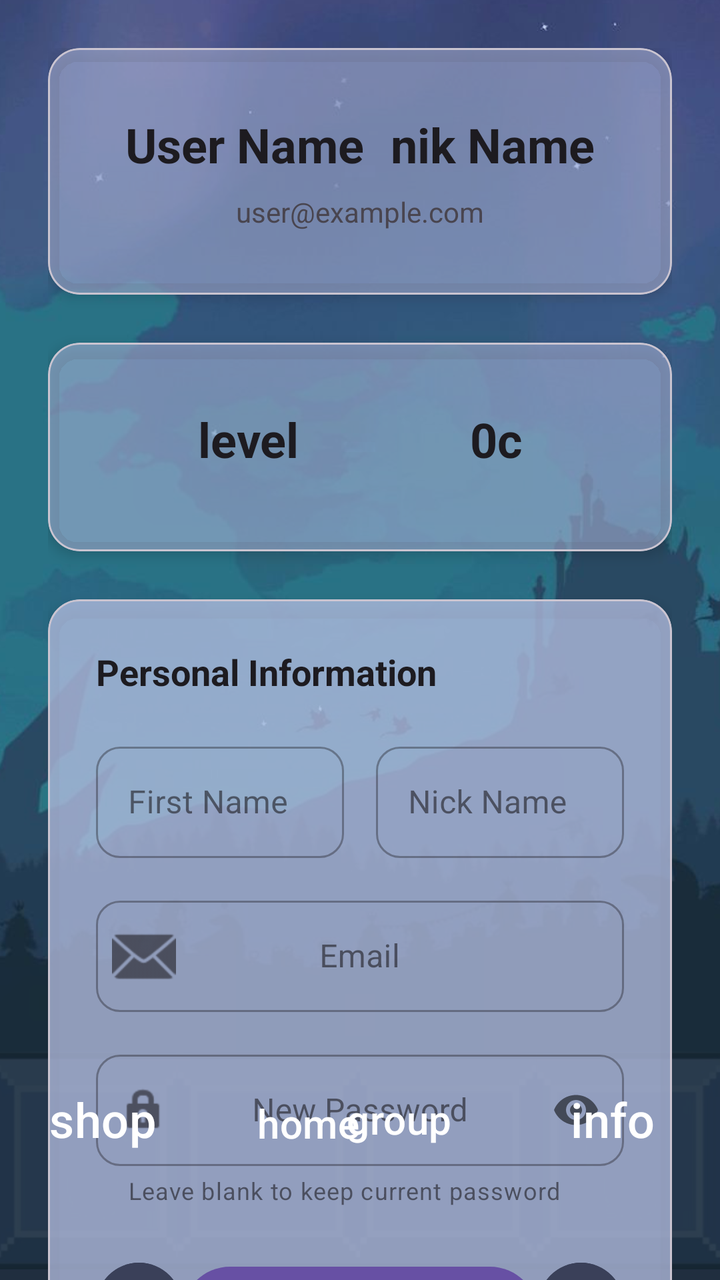
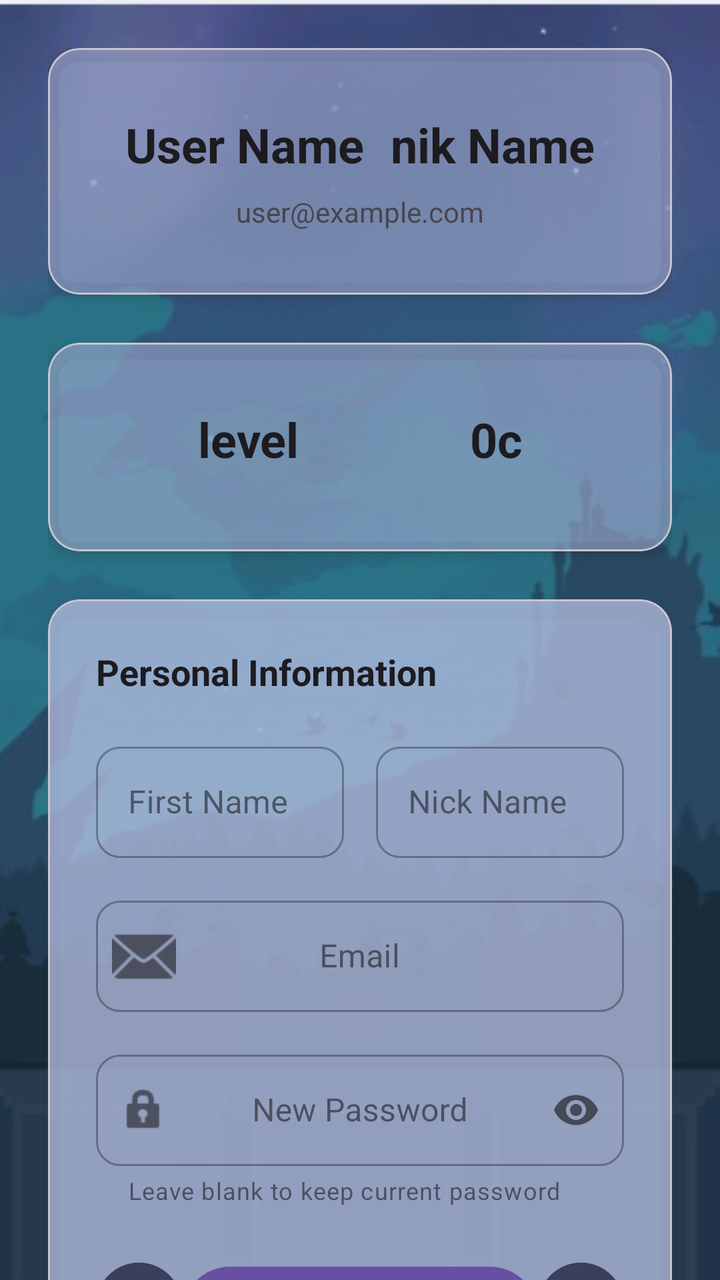

Screens rendered from an Android XML layout before and after an edit, with the pre-edit source and the edit as a unified diff.
<!-- AndroidManifest.xml: application theme Theme.GamesPlatform -->
<!-- res/layout/player_profile.xml -->
<?xml version="1.0" encoding="utf-8"?>
<androidx.constraintlayout.widget.ConstraintLayout xmlns:android="http://schemas.android.com/apk/res/android"
    xmlns:app="http://schemas.android.com/apk/res-auto"
    xmlns:tools="http://schemas.android.com/tools"
    android:id="@+id/player_profile"
    android:layout_width="match_parent"
    android:layout_height="match_parent"
    android:background="@drawable/background1_1"
    tools:context=".screens.PlayerInfoActivity">

    <androidx.core.widget.NestedScrollView
        android:layout_width="match_parent"
        android:layout_height="match_parent"
        app:layout_behavior="@string/appbar_scrolling_view_behavior"
        tools:layout_editor_absoluteX="0dp"
        tools:layout_editor_absoluteY="0dp">

        <LinearLayout
            android:layout_width="match_parent"
            android:layout_height="wrap_content"
            android:orientation="vertical"
            android:padding="24dp">


            <com.google.android.material.card.MaterialCardView
                android:layout_width="match_parent"
                android:layout_height="match_parent"
                android:layout_marginBottom="24dp"
                app:cardBackgroundColor="#8FABB4D9"
                app:cardCornerRadius="16dp"
                app:cardElevation="4dp">

                <LinearLayout
                    android:layout_width="match_parent"
                    android:layout_height="wrap_content"
                    android:gravity="center"
                    android:orientation="vertical"
                    android:padding="32dp">

                    <LinearLayout
                        android:layout_width="match_parent"
                        android:layout_height="match_parent"
                        android:orientation="horizontal">

                        <TextView
                            android:id="@+id/tv_user_display_username"
                            android:layout_width="wrap_content"
                            android:layout_height="wrap_content"
                            android:layout_marginBottom="8dp"
                            android:layout_weight="50"
                            android:gravity="center"
                            android:text="User Name"
                            android:textColor="?attr/colorOnBackground"
                            android:textSize="24sp"
                            android:textStyle="bold" />

                        <TextView
                            android:id="@+id/tv_user_display_nikname"
                            android:layout_width="wrap_content"
                            android:layout_height="wrap_content"
                            android:layout_marginBottom="8dp"
                            android:layout_weight="50"
                            android:gravity="center"
                            android:text="nik Name"
                            android:textColor="?attr/colorOnBackground"
                            android:textSize="24sp"
                            android:textStyle="bold" />
                    </LinearLayout>

                    <TextView
                        android:id="@+id/tv_user_display_email"
                        android:layout_width="wrap_content"
                        android:layout_height="wrap_content"
                        android:text="user@example.com"
                        android:textColor="?attr/colorOnSurfaceVariant"
                        android:textSize="14sp" />

                    <com.google.android.material.card.MaterialCardView
                        android:id="@+id/admin_badge"
                        android:layout_width="wrap_content"
                        android:layout_height="wrap_content"
                        android:layout_marginTop="12dp"
                        android:visibility="gone"
                        app:cardBackgroundColor="?attr/colorSecondary"
                        app:cardCornerRadius="16dp"
                        app:cardElevation="2dp">

                        <LinearLayout
                            android:layout_width="wrap_content"
                            android:layout_height="wrap_content"
                            android:gravity="center_vertical"
                            android:orientation="horizontal"
                            android:paddingHorizontal="12dp"
                            android:paddingVertical="6dp">

                            <TextView
                                android:layout_width="wrap_content"
                                android:layout_height="wrap_content"
                                android:layout_marginEnd="6dp"
                                android:text="⚙️"
                                android:textSize="14sp" />

                            <TextView
                                android:layout_width="wrap_content"
                                android:layout_height="wrap_content"
                                android:text="Administrator"
                                android:textColor="?attr/colorOnSecondary"
                                android:textSize="12sp"
                                android:textStyle="bold" />

                        </LinearLayout>

                    </com.google.android.material.card.MaterialCardView>

                </LinearLayout>

            </com.google.android.material.card.MaterialCardView>

            <com.google.android.material.card.MaterialCardView
                android:layout_width="match_parent"
                android:layout_height="wrap_content"
                android:layout_marginBottom="24dp"
                app:cardBackgroundColor="#8FABB4D9"
                app:cardCornerRadius="16dp"
                app:cardElevation="4dp">

                <LinearLayout
                    android:layout_width="match_parent"
                    android:layout_height="wrap_content"
                    android:gravity="center"
                    android:orientation="vertical"
                    android:padding="32dp">

                    <LinearLayout
                        android:layout_width="match_parent"
                        android:layout_height="match_parent"
                        android:orientation="horizontal">

                        <TextView
                            android:id="@+id/tv_user_display_level"
                            android:layout_width="wrap_content"
                            android:layout_height="wrap_content"
                            android:layout_marginBottom="8dp"
                            android:layout_weight="50"
                            android:gravity="center"
                            android:text="level"
                            android:textColor="?attr/colorOnBackground"
                            android:textSize="24sp"
                            android:textStyle="bold" />

                        <TextView
                            android:id="@+id/tv_user_display_cash"
                            android:layout_width="wrap_content"
                            android:layout_height="wrap_content"
                            android:layout_marginBottom="8dp"
                            android:layout_weight="50"
                            android:gravity="center"
                            android:text="0c"
                            android:textColor="?attr/colorOnBackground"
                            android:textSize="24sp"
                            android:textStyle="bold" />
                    </LinearLayout>

                </LinearLayout>

            </com.google.android.material.card.MaterialCardView>

            <com.google.android.material.card.MaterialCardView
                android:layout_width="match_parent"
                android:layout_height="wrap_content"
                app:cardBackgroundColor="#C5B3BEE0"
                app:cardCornerRadius="16dp"
                app:cardElevation="4dp">

                <LinearLayout
                    android:layout_width="match_parent"
                    android:layout_height="wrap_content"
                    android:orientation="vertical"
                    android:padding="24dp">

                    <TextView
                        android:layout_width="wrap_content"
                        android:layout_height="wrap_content"
                        android:layout_marginBottom="20dp"
                        android:text="Personal Information"
                        android:textColor="?attr/colorOnBackground"
                        android:textSize="18sp"
                        android:textStyle="bold" />

                    <LinearLayout
                        android:layout_width="match_parent"
                        android:layout_height="wrap_content"
                        android:layout_marginBottom="16dp"
                        android:orientation="horizontal">

                        <com.google.android.material.textfield.TextInputLayout
                            style="@style/Widget.MaterialComponents.TextInputLayout.OutlinedBox"
                            android:layout_width="0dp"
                            android:layout_height="wrap_content"
                            android:layout_marginEnd="8dp"
                            android:layout_weight="1"
                            app:boxCornerRadiusBottomEnd="12dp"
                            app:boxCornerRadiusBottomStart="12dp"
                            app:boxCornerRadiusTopEnd="12dp"
                            app:boxCornerRadiusTopStart="12dp">

                            <com.google.android.material.textfield.TextInputEditText
                                android:id="@+id/et_user_first_name"
                                android:layout_width="match_parent"
                                android:layout_height="wrap_content"
                                android:hint="First Name"
                                android:inputType="textPersonName" />

                        </com.google.android.material.textfield.TextInputLayout>

                        <com.google.android.material.textfield.TextInputLayout
                            style="@style/Widget.MaterialComponents.TextInputLayout.OutlinedBox"
                            android:layout_width="0dp"
                            android:layout_height="wrap_content"
                            android:layout_marginStart="8dp"
                            android:layout_weight="1"
                            app:boxCornerRadiusBottomEnd="12dp"
                            app:boxCornerRadiusBottomStart="12dp"
                            app:boxCornerRadiusTopEnd="12dp"
                            app:boxCornerRadiusTopStart="12dp">

                            <com.google.android.material.textfield.TextInputEditText
                                android:id="@+id/et_user_nick_name"
                                android:layout_width="match_parent"
                                android:layout_height="wrap_content"
                                android:hint="Nick Name"
                                android:inputType="textPersonName" />

                        </com.google.android.material.textfield.TextInputLayout>

                    </LinearLayout>

                    <com.google.android.material.textfield.TextInputLayout
                        style="@style/Widget.MaterialComponents.TextInputLayout.OutlinedBox"
                        android:layout_width="match_parent"
                        android:layout_height="wrap_content"
                        android:layout_marginBottom="16dp"
                        app:boxCornerRadiusBottomEnd="12dp"
                        app:boxCornerRadiusBottomStart="12dp"
                        app:boxCornerRadiusTopEnd="12dp"
                        app:boxCornerRadiusTopStart="12dp"
                        app:startIconDrawable="@android:drawable/ic_dialog_email">

                        <com.google.android.material.textfield.TextInputEditText
                            android:id="@+id/et_user_email"
                            android:layout_width="match_parent"
                            android:layout_height="wrap_content"
                            android:layout_gravity="center"
                            android:gravity="center"
                            android:hint="Email"
                            android:inputType="textEmailAddress" />

                    </com.google.android.material.textfield.TextInputLayout>

                    <com.google.android.material.textfield.TextInputLayout
                        style="@style/Widget.MaterialComponents.TextInputLayout.OutlinedBox"
                        android:layout_width="match_parent"
                        android:layout_height="wrap_content"
                        android:layout_marginBottom="24dp"
                        app:boxCornerRadiusBottomEnd="12dp"
                        app:boxCornerRadiusBottomStart="12dp"
                        app:boxCornerRadiusTopEnd="12dp"
                        app:boxCornerRadiusTopStart="12dp"
                        app:helperText="Leave blank to keep current password"
                        app:passwordToggleEnabled="true"
                        app:startIconDrawable="@android:drawable/ic_lock_idle_lock">

                        <com.google.android.material.textfield.TextInputEditText
                            android:id="@+id/et_user_password"
                            android:layout_width="match_parent"
                            android:layout_height="wrap_content"
                            android:gravity="center"
                            android:hint="New Password"
                            android:inputType="textPassword" />

                    </com.google.android.material.textfield.TextInputLayout>

                    <LinearLayout
                        android:layout_width="match_parent"
                        android:layout_height="64dp"
                        android:orientation="horizontal">

                        <Button
                            android:id="@+id/btn_player_profile_to_admin_page"
                            android:layout_width="71dp"
                            android:layout_height="57dp"
                            android:layout_gravity="start"
                            android:layout_marginTop="32dp"
                            android:layout_marginBottom="56dp"
                            android:layout_weight="1"
                            android:backgroundTint="#3A4059"
                            android:text="players"
                            app:layout_constraintBottom_toTopOf="@+id/imageView3"
                            app:layout_constraintEnd_toEndOf="parent"
                            app:layout_constraintHorizontal_bias="0.035"
                            app:layout_constraintStart_toStartOf="parent"
                            app:layout_constraintTop_toTopOf="parent"
                            app:layout_constraintVertical_bias="0.0"
                            tools:visibility="gone" />

                        <com.google.android.material.button.MaterialButton
                            android:id="@+id/btn_edit_profile"
                            style="@style/Widget.MaterialComponents.Button.UnelevatedButton"
                            android:layout_width="206dp"
                            android:layout_height="60dp"
                            android:layout_weight="1"
                            android:text="Save Changes"
                            android:textAllCaps="false"
                            android:textSize="16sp"
                            app:cornerRadius="30dp"
                            app:icon="@android:drawable/ic_menu_save"
                            app:iconGravity="textStart" />

                        <Button
                            android:id="@+id/btn_player_profile_logout"
                            android:layout_width="71dp"
                            android:layout_height="57dp"
                            android:layout_gravity="start"
                            android:layout_marginTop="32dp"
                            android:layout_marginBottom="56dp"
                            android:layout_weight="1"
                            android:backgroundTint="#3A4059"
                            android:text="logout"
                            app:layout_constraintBottom_toTopOf="@+id/imageView3"
                            app:layout_constraintEnd_toEndOf="parent"
                            app:layout_constraintHorizontal_bias="0.035"
                            app:layout_constraintStart_toStartOf="parent"
                            app:layout_constraintTop_toTopOf="parent"
                            app:layout_constraintVertical_bias="0.0" />

                    </LinearLayout>

                </LinearLayout>

            </com.google.android.material.card.MaterialCardView>

        </LinearLayout>

    </androidx.core.widget.NestedScrollView>

    <Button
        android:id="@+id/btn_main_shop"
        android:layout_width="103dp"
        android:layout_height="153dp"
        android:layout_marginBottom="4dp"
        android:backgroundTint="#00FFFFFF"
        android:text="shop"
        android:textSize="24sp"
        app:layout_constraintBottom_toBottomOf="parent"
        app:layout_constraintStart_toStartOf="parent" />

    <Button
        android:id="@+id/btn_main_info"
        android:layout_width="107dp"
        android:layout_height="153dp"
        android:layout_marginBottom="4dp"
        android:backgroundTint="#00FFFFFF"
        android:text="info"
        android:textSize="24sp"
        app:layout_constraintBottom_toBottomOf="parent"
        app:layout_constraintEnd_toEndOf="parent"
        app:layout_constraintHorizontal_bias="1.0"
        app:layout_constraintStart_toStartOf="parent" />

    <Button
        android:id="@+id/btn_main_home"
        android:layout_width="102dp"
        android:layout_height="157dp"
        android:backgroundTint="#00FFFFFF"
        android:text="home"
        android:textSize="20sp"
        app:layout_constraintBottom_toBottomOf="parent"
        app:layout_constraintStart_toEndOf="@+id/btn_main_shop" />

    <Button
        android:id="@+id/btn_info_to_group"
        android:layout_width="107dp"
        android:layout_height="153dp"
        android:layout_marginBottom="4dp"
        android:backgroundTint="#00FFFFFF"
        android:text="group"
        android:textSize="20sp"
        app:layout_constraintBottom_toBottomOf="parent"
        app:layout_constraintEnd_toStartOf="@+id/btn_main_info" />
</androidx.constraintlayout.widget.ConstraintLayout>
<!-- resources referenced by this layout -->
<resources>
  <!-- drawable background1_1: png bitmap (drawable, 386103 bytes) -->
  <style name="Theme.GamesPlatform" parent="Base.Theme.GamesPlatform" />
  <style name="Base.Theme.GamesPlatform" parent="Theme.Material3.DayNight.NoActionBar">
          
          
      </style>
</resources>

<!-- the commit's change to res/layout/player_profile.xml (unified diff, before → after) -->
@@ -5,6 +5,7 @@
     android:id="@+id/player_profile"
     android:layout_width="match_parent"
     android:layout_height="match_parent"
+    android:layoutDirection="ltr"
     android:background="@drawable/background1_1"
     tools:context=".screens.PlayerInfoActivity">
 
@@ -74,43 +75,6 @@
                         android:text="user@example.com"
                         android:textColor="?attr/colorOnSurfaceVariant"
                         android:textSize="14sp" />
-
-                    <com.google.android.material.card.MaterialCardView
-                        android:id="@+id/admin_badge"
-                        android:layout_width="wrap_content"
-                        android:layout_height="wrap_content"
-                        android:layout_marginTop="12dp"
-                        android:visibility="gone"
-                        app:cardBackgroundColor="?attr/colorSecondary"
-                        app:cardCornerRadius="16dp"
-                        app:cardElevation="2dp">
-
-                        <LinearLayout
-                            android:layout_width="wrap_content"
-                            android:layout_height="wrap_content"
-                            android:gravity="center_vertical"
-                            android:orientation="horizontal"
-                            android:paddingHorizontal="12dp"
-                            android:paddingVertical="6dp">
-
-                            <TextView
-                                android:layout_width="wrap_content"
-                                android:layout_height="wrap_content"
-                                android:layout_marginEnd="6dp"
-                                android:text="⚙️"
-                                android:textSize="14sp" />
-
-                            <TextView
-                                android:layout_width="wrap_content"
-                                android:layout_height="wrap_content"
-                                android:text="Administrator"
-                                android:textColor="?attr/colorOnSecondary"
-                                android:textSize="12sp"
-                                android:textStyle="bold" />
-
-                        </LinearLayout>
-
-                    </com.google.android.material.card.MaterialCardView>
 
                 </LinearLayout>
 
@@ -339,52 +303,46 @@
 
             </com.google.android.material.card.MaterialCardView>
 
+            <LinearLayout
+                android:layout_width="398dp"
+                android:layout_height="178dp"
+                android:layout_gravity="center"
+                android:orientation="horizontal">
+
+                <Button
+                    android:id="@+id/btn_info_to_group"
+                    android:layout_width="137dp"
+                    android:layout_height="130dp"
+                    android:layout_gravity="bottom"
+                    android:layout_marginBottom="4dp"
+                    android:backgroundTint="#00FFFFFF"
+                    android:text="group"
+                    android:textSize="20sp" />
+
+                <Button
+                    android:id="@+id/btn_main_home"
+                    android:layout_width="137dp"
+                    android:layout_height="130dp"
+                    android:layout_gravity="bottom"
+                    android:layout_marginBottom="4dp"
+                    android:backgroundTint="#00FFFFFF"
+                    android:text="home"
+                    android:textSize="20sp" />
+
+                <Button
+                    android:id="@+id/btn_main_info"
+                    android:layout_width="137dp"
+                    android:layout_height="130dp"
+                    android:layout_gravity="bottom"
+                    android:layout_marginBottom="4dp"
+                    android:backgroundTint="#00FFFFFF"
+                    android:text="info"
+                    android:textSize="24sp" />
+            </LinearLayout>
+
         </LinearLayout>
 
     </androidx.core.widget.NestedScrollView>
 
-    <Button
-        android:id="@+id/btn_main_shop"
-        android:layout_width="103dp"
-        android:layout_height="153dp"
-        android:layout_marginBottom="4dp"
-        android:backgroundTint="#00FFFFFF"
-        android:text="shop"
-        android:textSize="24sp"
-        app:layout_constraintBottom_toBottomOf="parent"
-        app:layout_constraintStart_toStartOf="parent" />
-
-    <Button
-        android:id="@+id/btn_main_info"
-        android:layout_width="107dp"
-        android:layout_height="153dp"
-        android:layout_marginBottom="4dp"
-        android:backgroundTint="#00FFFFFF"
-        android:text="info"
-        android:textSize="24sp"
-        app:layout_constraintBottom_toBottomOf="parent"
-        app:layout_constraintEnd_toEndOf="parent"
-        app:layout_constraintHorizontal_bias="1.0"
-        app:layout_constraintStart_toStartOf="parent" />
-
-    <Button
-        android:id="@+id/btn_main_home"
-        android:layout_width="102dp"
-        android:layout_height="157dp"
-        android:backgroundTint="#00FFFFFF"
-        android:text="home"
-        android:textSize="20sp"
-        app:layout_constraintBottom_toBottomOf="parent"
-        app:layout_constraintStart_toEndOf="@+id/btn_main_shop" />
-
-    <Button
-        android:id="@+id/btn_info_to_group"
-        android:layout_width="107dp"
-        android:layout_height="153dp"
-        android:layout_marginBottom="4dp"
-        android:backgroundTint="#00FFFFFF"
-        android:text="group"
-        android:textSize="20sp"
-        app:layout_constraintBottom_toBottomOf="parent"
-        app:layout_constraintEnd_toStartOf="@+id/btn_main_info" />
+
 </androidx.constraintlayout.widget.ConstraintLayout>
<!-- resource entries referenced after the edit -->
@@ -1,6 +1,6 @@
 <!-- resources referenced by this layout -->
 <resources>
-  <!-- drawable background1_1: png bitmap (drawable, 386103 bytes) -->
+  <!-- drawable background1_1: png bitmap (drawable, 149505 bytes) -->
   <style name="Theme.GamesPlatform" parent="Base.Theme.GamesPlatform" />
   <style name="Base.Theme.GamesPlatform" parent="Theme.Material3.DayNight.NoActionBar">
           
